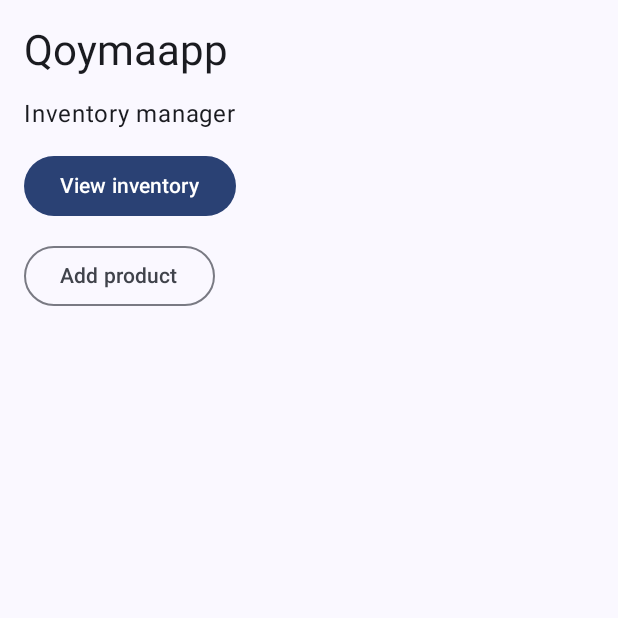
After one commit to asadbek1zbasar/androidproject-, an Android app built with Jetpack Compose: the composable StockApp shown on its own in the app's theme, on a phone screen of 412 x 824 dp, the top half of it. The commit adds this screen. Run offline under Robolectric (Android 15) with nearby library versions, the phone set to English and light mode, and no system bars.

Commit message:
Create reusable page layout for Qoymaapp

```diff
--- /dev/null
+++ b/app/src/main/java/com/example/andproject/StockApp.kt
@@ -0,0 +1,43 @@
+package com.example.andproject
+
+import androidx.compose.material3.Button
+import androidx.compose.material3.OutlinedButton
+import androidx.compose.material3.Text
+import androidx.compose.runtime.Composable
+import androidx.navigation.compose.NavHost
+import androidx.navigation.compose.composable
+import androidx.navigation.compose.rememberNavController
+
+@Composable
+fun StockApp() {
+    val nav = rememberNavController()
+    val goBack: () -> Unit = { nav.popBackStack() }
+
+    NavHost(navController = nav, startDestination = "home") {
+        composable("home") {
+            StockPage(title = "Qoymaapp") {
+                Text("Inventory manager")
+
+                Button(onClick = { nav.navigate("inventory") }) {
+                    Text("View inventory")
+                }
+
+                OutlinedButton(onClick = { nav.navigate("add") }) {
+                    Text("Add product")
+                }
+            }
+        }
+
+        composable("inventory") {
+            StockPage(title = "Inventory", onBack = goBack) {
+                Text("Your inventory is empty.")
+            }
+        }
+
+        composable("add") {
+            StockPage(title = "Add product", onBack = goBack) {
+                Text("Product name and starting quantity")
+            }
+        }
+    }
+}
--- /dev/null
+++ b/app/src/main/java/com/example/andproject/StockPage.kt
@@ -0,0 +1,34 @@
+package com.example.andproject
+
+
+import androidx.compose.foundation.layout.*
+import androidx.compose.material3.MaterialTheme
+import androidx.compose.material3.Text
+import androidx.compose.material3.TextButton
+import androidx.compose.runtime.Composable
+import androidx.compose.ui.Modifier
+import androidx.compose.ui.unit.dp
+
+@Composable
+fun StockPage(
+    title: String,
+    onBack: (() -> Unit)? = null,
+    content: @Composable ColumnScope.() -> Unit
+) {
+    Column(
+        modifier = Modifier
+            .fillMaxSize()
+            .safeDrawingPadding()
+            .padding(16.dp),
+        verticalArrangement = Arrangement.spacedBy(12.dp)
+    ) {
+        if (onBack != null) {
+            TextButton(onClick = onBack) {
+                Text("Back")
+            }
+        }
+
+        Text(title, style = MaterialTheme.typography.headlineMedium)
+        content()
+    }
+}
```
Also changed, not shown: app/src/main/java/com/example/andproject/MainActivity.kt (+8 -31 lines).
